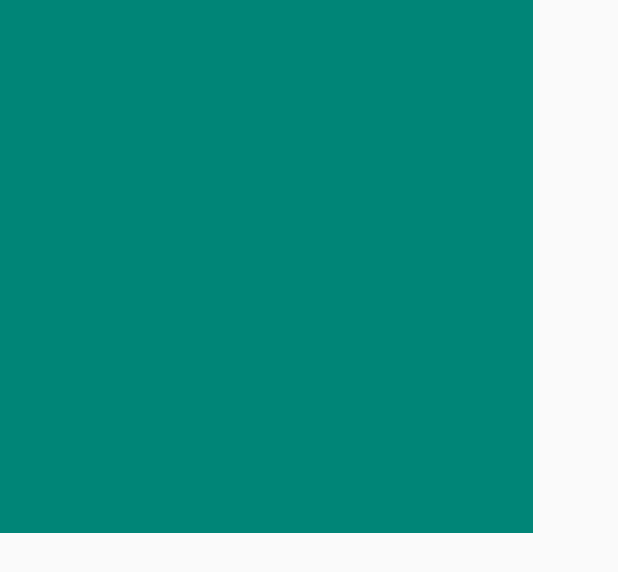
After one commit to wxfjava/Struggle, an Android app: the layout activity_screen.xml on its own in the app's theme, with its tools: preview values and no code run, on a phone screen of 412 x 824 dp. The commit adds this screen. Shown: the top 572 px of the screen. Run offline under Robolectric (Android 15) with nearby library versions, the phone set to English and light mode, and no system bars.

Commit message:
添加屏幕适配

```diff
--- a/app/src/main/AndroidManifest.xml
+++ b/app/src/main/AndroidManifest.xml
@@ -13,7 +13,7 @@
         android:roundIcon="@mipmap/ic_launcher_round"
         android:supportsRtl="true"
         android:theme="@style/AppTheme">
-        <activity android:name=".hotfix.HotfixActivity">
+        <activity android:name=".screen.ScreenActivity">
             <intent-filter>
                 <action android:name="android.intent.action.MAIN" />
 
--- a/app/src/main/java/com/wxfjava/struggle/MainActivity.java
+++ b/app/src/main/java/com/wxfjava/struggle/MainActivity.java
@@ -18,6 +18,8 @@ public class MainActivity extends AppCompatActivity {
     static {
         System.loadLibrary("fh");
     }
+
+    native String hello(String name);
 
     @Override
     protected void onCreate(Bundle savedInstanceState) {
@@ -42,5 +44,5 @@ public class MainActivity extends AppCompatActivity {
 
     }
 
-    native String hello(String name);
+
 }
--- /dev/null
+++ b/app/src/main/java/com/wxfjava/struggle/screen/AutoDpLayout.java
@@ -0,0 +1,51 @@
+package com.wxfjava.struggle.screen;
+
+import android.content.Context;
+import android.util.AttributeSet;
+import android.view.View;
+import android.widget.RelativeLayout;
+
+public class AutoDpLayout extends RelativeLayout {
+
+    private static final float BASE_DENSITY = 2.6f;
+
+    boolean isAutoSet = false;
+
+    public AutoDpLayout(Context context) {
+        super(context);
+    }
+
+    public AutoDpLayout(Context context, AttributeSet attrs) {
+        super(context, attrs);
+    }
+
+    public AutoDpLayout(Context context, AttributeSet attrs, int defStyleAttr) {
+        super(context, attrs, defStyleAttr);
+    }
+
+    public AutoDpLayout(Context context, AttributeSet attrs, int defStyleAttr, int defStyleRes) {
+        super(context, attrs, defStyleAttr, defStyleRes);
+    }
+
+    @Override
+    protected void onMeasure(int widthMeasureSpec, int heightMeasureSpec) {
+        if (!isAutoSet) {
+
+            double scale = BASE_DENSITY / getContext().getResources().getDisplayMetrics().density;
+
+            int count = getChildCount();
+            for (int i = 0; i < count; i++) {
+                View child = getChildAt(i);
+                LayoutParams params = (LayoutParams) child.getLayoutParams();
+                params.width = (int) (params.width * scale);
+                params.height = (int) (params.height * scale);
+                params.leftMargin = (int) (params.leftMargin * scale);
+                params.rightMargin = (int) (params.rightMargin * scale);
+                params.topMargin = (int) (params.topMargin * scale);
+                params.bottomMargin = (int) (params.bottomMargin * scale);
+            }
+            isAutoSet = true;
+        }
+        super.onMeasure(widthMeasureSpec, heightMeasureSpec);
+    }
+}
--- /dev/null
+++ b/app/src/main/res/layout/activity_screen.xml
@@ -0,0 +1,19 @@
+<?xml version="1.0" encoding="utf-8"?>
+<RelativeLayout xmlns:android="http://schemas.android.com/apk/res/android"
+    xmlns:tools="http://schemas.android.com/tools"
+    android:layout_width="match_parent"
+    android:layout_height="match_parent"
+    tools:context=".MainActivity">
+
+    <com.wxfjava.struggle.screen.AutoDpLayout
+        android:layout_width="match_parent"
+        android:layout_height="match_parent">
+
+        <TextView
+            android:id="@+id/tv_info"
+            android:layout_width="205dp"
+            android:layout_height="205dp"
+            android:background="@color/colorPrimary" />
+    </com.wxfjava.struggle.screen.AutoDpLayout>
+
+</RelativeLayout>
```
Also changed, not shown: app/src/main/java/com/wxfjava/struggle/screen/AutoPxLayout.java (added, +56 -0 lines), app/src/main/java/com/wxfjava/struggle/screen/ScreenActivity.java (added, +20 -0 lines), app/src/main/java/com/wxfjava/struggle/utils/DeviceUtils.java (added, +56 -0 lines), app/src/main/java/com/wxfjava/struggle/utils/L.java (+23 -3 lines).
